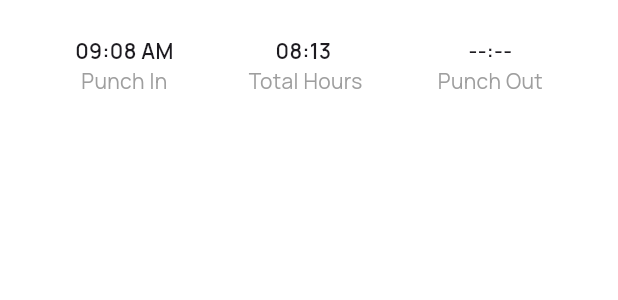
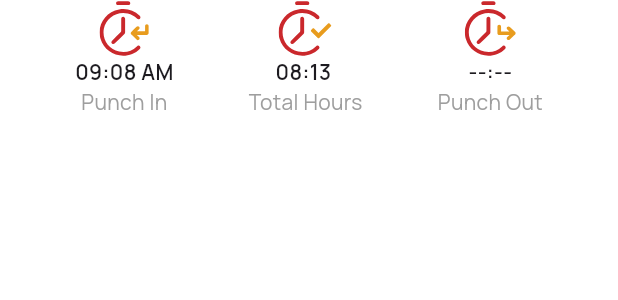
Before and after one commit to OmarFaruk-BD/DevWorkspace, a Flutter app: the InfoRow widget shown alone on an empty page, opened directly, on a phone screen of 412 x 824 dp. Shown: the top 300 px of the screen. Run offline on Flutter 3.47's test engine with Material 3 defaults, Android fonts, the phone set to English and light mode, and no system bars; our stand-ins replace action_slider, another_flushbar, bloc, cached_network_image, connectivity_plus, dio and 21 more; accounts and stored records are empty; network calls fail; project files that could hold a hidden picture were left out.

```diff
--- a/lib/features/area/screen/area_page.dart
+++ b/lib/features/area/screen/area_page.dart
@@ -67,7 +67,7 @@ class _AreaPageState extends State<AreaPage> {
                     children: [
                       WidgetSpan(
                         child: Image.asset(
-                          AppImages.apple,
+                          AppImages.alert,
                           width: 40,
                           fit: BoxFit.fitWidth,
                         ),
--- a/lib/features/area/widget/info_row.dart
+++ b/lib/features/area/widget/info_row.dart
@@ -14,21 +14,21 @@ class InfoRow extends StatelessWidget {
       children: [
         Column(
           children: [
-            SvgPicture.asset(AppImages.search),
+            SvgPicture.asset(AppImages.punch_1),
             CommonText('09:08 AM', fontWeight: FontWeight.w600),
             CommonText('Punch In', color: AppColors.grey),
           ],
         ),
         Column(
           children: [
-            SvgPicture.asset(AppImages.search),
+            SvgPicture.asset(AppImages.punch_2),
             CommonText('08:13 ', fontWeight: FontWeight.w600),
             CommonText('Total Hours', color: AppColors.grey),
           ],
         ),
         Column(
           children: [
-            SvgPicture.asset(AppImages.search),
+            SvgPicture.asset(AppImages.punch_3),
             CommonText('--:--', fontWeight: FontWeight.w600),
             CommonText('Punch Out', color: AppColors.grey),
           ],
--- a/lib/features/auth/screen/approval_page.dart
+++ b/lib/features/auth/screen/approval_page.dart
@@ -58,7 +58,7 @@ class _ApprovalPageState extends State<ApprovalPage> {
             padding: const EdgeInsets.all(24),
             children: [
               const SizedBox(height: 70),
-              SvgPicture.asset(AppImages.search),
+              SvgPicture.asset(AppImages.successful),
               const SizedBox(height: 70),
               Text(
                 context.tr('your_account_is_pending_approval'),
--- a/lib/features/home/screen/landing_page.dart
+++ b/lib/features/home/screen/landing_page.dart
@@ -35,7 +35,7 @@ class _LandingPageState extends State<LandingPage> {
   @override
   Widget build(BuildContext context) {
     return Scaffold(
-      body: IndexedStack(index: _index, children: _screens),
+      body: SafeArea(child: IndexedStack(index: _index, children: _screens)),
       bottomNavigationBar: Theme(
         data: ThemeData(
           splashColor: Colors.transparent,
--- a/lib/features/home/widget/punch_bottom_sheet.dart
+++ b/lib/features/home/widget/punch_bottom_sheet.dart
@@ -17,7 +17,8 @@ class BottomSheetWidget extends StatelessWidget {
   Widget build(BuildContext context) {
     return BlocBuilder<HomeCubit, HomeState>(
       builder: (context, state) {
-        return Container(
+        return SafeArea(
+          child: Container(
             width: double.infinity,
             padding: const EdgeInsets.all(20),
             decoration: BoxDecoration(
@@ -41,6 +42,7 @@ class BottomSheetWidget extends StatelessWidget {
                       : '   Swipe Right to Punch In',
                   color: AppColors.white,
                   fontWeight: FontWeight.w500,
+                ),
               ),
             ),
           ),
```
Lines whose indentation alone changed are shown as unchanged.
